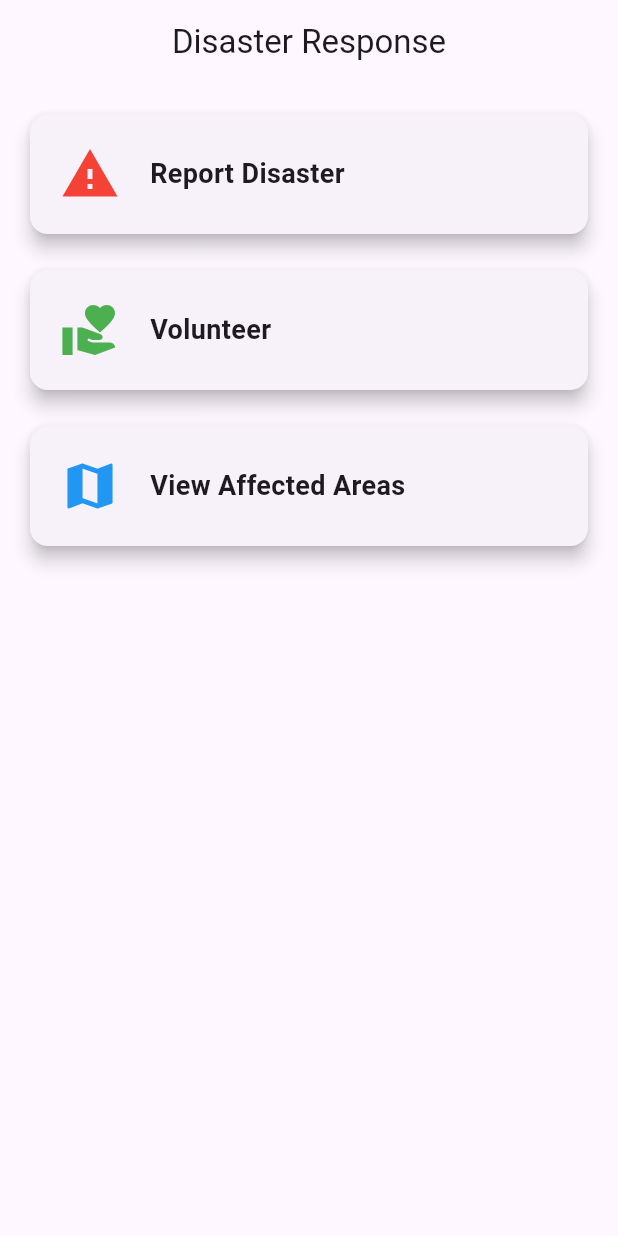
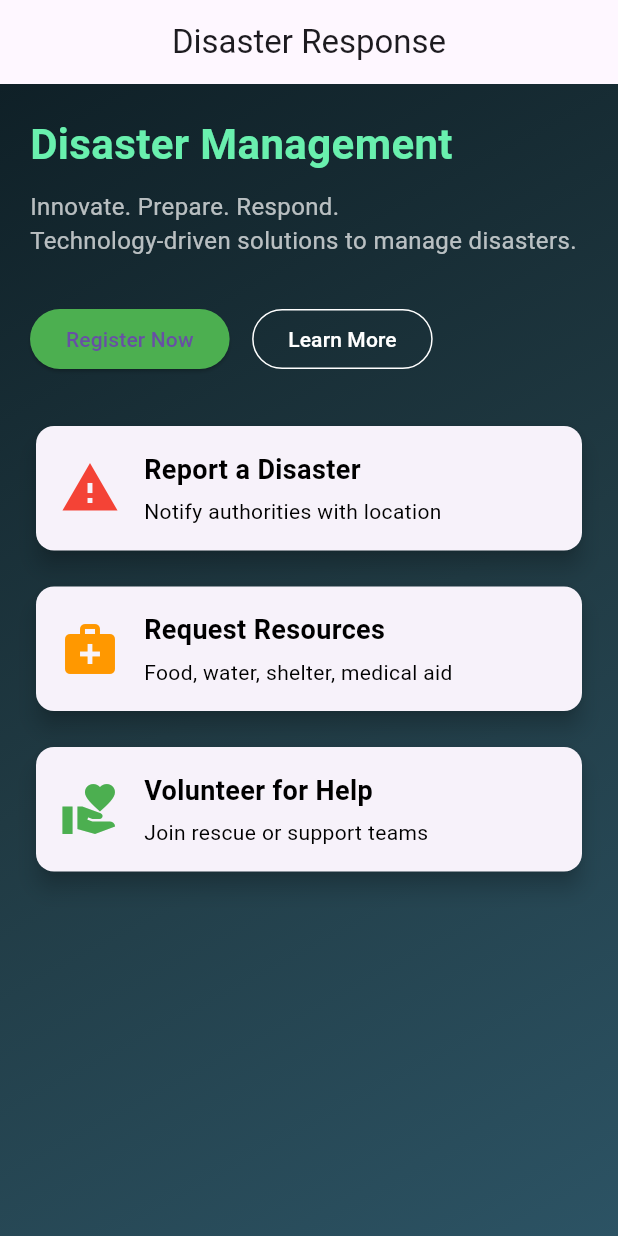
Before and after one commit to Piyush-smile01/Disaster_Response_Application, a Flutter app: the screen it shows after launch, on a phone screen of 412 x 824 dp. Run offline on Flutter 3.47's test engine with Material 3 defaults, Android fonts, the phone set to English and light mode, and no system bars.

Commit message:
Pages are added

```diff
--- a/lib/main.dart
+++ b/lib/main.dart
@@ -1,4 +1,11 @@
+// ignore_for_file: unused_import
+
 import 'package:flutter/material.dart';
+import 'screens/report_disaster_screen.dart';
+import 'screens/resource_request_screen.dart';
+import 'screens/volunteer_screen.dart';
+import 'screens/register_screen.dart';
+// import 'screens/map_screen.dart';
 
 void main() {
   runApp(const DisasterApp());
@@ -30,66 +37,189 @@ class HomeScreen extends StatelessWidget {
         title: const Text('Disaster Response'),
         centerTitle: true,
       ),
-      body: Padding(
-  padding: const EdgeInsets.all(16),
+      body: Container(
+  width: double.infinity,
+  height: double.infinity,
+  decoration: const BoxDecoration(
+    gradient: LinearGradient(
+      colors: [
+        Color(0xFF0F2027),
+        Color(0xFF203A43),
+        Color(0xFF2C5364),
+      ],
+      begin: Alignment.topLeft,
+      end: Alignment.bottomRight,
+    ),
+  ),
+  child: SingleChildScrollView(
+    padding: const EdgeInsets.all(20),
     child: Column(
-    crossAxisAlignment: CrossAxisAlignment.stretch,
+      crossAxisAlignment: CrossAxisAlignment.start,
       children: [
-      ActionCard(
-        icon: Icons.warning,
-        title: 'Report Disaster',
-        color: Colors.red,
-      ),
-      const SizedBox(height: 16),
-      ActionCard(
-        icon: Icons.volunteer_activism,
-        title: 'Volunteer',
-        color: Colors.green,
-      ),
-      const SizedBox(height: 16),
-      ActionCard(
-        icon: Icons.map,
-        title: 'View Affected Areas',
-        color: Colors.blue,
-      ),
+        _buildHeader(),
+        const SizedBox(height: 30),
+        _buildButtons(context),
+        const SizedBox(height: 30),
+        _buildActionCards(context),
       ],
     ),
   ),
-
+      ),
     );
   }
 }
-class ActionCard extends StatelessWidget {
+Widget _buildHeader() {
+  return Column(
+    crossAxisAlignment: CrossAxisAlignment.start,
+    children: const [
+      Text(
+        'Disaster Management',
+        style: TextStyle(
+          color: Colors.greenAccent,
+          fontSize: 28,
+          fontWeight: FontWeight.bold,
+        ),
+      ),
+      SizedBox(height: 10),
+      Text(
+        'Innovate. Prepare. Respond.\nTechnology-driven solutions to manage disasters.',
+        style: TextStyle(
+          color: Colors.white70,
+          fontSize: 16,
+        ),
+      ),
+    ],
+  );
+}
+Widget _buildButtons(BuildContext context) {
+  return Row(
+    children: [
+      ElevatedButton(
+        onPressed: () {
+          Navigator .push(
+            context,
+            MaterialPageRoute(builder: (context) => const RegisterScreen(),
+            ),
+          );
+        },
+        style: ElevatedButton.styleFrom(
+          backgroundColor: Colors.green,
+        ),
+        child: const Text('Register Now'),
+      ),
+      const SizedBox(width: 15),
+      OutlinedButton(
+        onPressed: () {},
+        style: OutlinedButton.styleFrom(
+          foregroundColor: Colors.white,
+          side: const BorderSide(color: Colors.white),
+        ),
+        child: const Text('Learn More'),
+      ),
+    ],
+  );
+}
+Widget _buildActionCards(BuildContext context) {
+  return Column(
+    children:  [
+      FeatureCard(
+  title: 'Report a Disaster',
+  subtitle: 'Notify authorities with location',
+  icon: Icons.warning,
+  color: Colors.red,
+  onTap: () {
+    Navigator.push(
+      context,
+      MaterialPageRoute(
+        builder: (context) => const ReportDisasterScreen(),
+      ),
+    );
+  },
+),
+      SizedBox(height: 16),
+      FeatureCard(
+  title: 'Request Resources',
+  subtitle: 'Food, water, shelter, medical aid',
+  icon: Icons.medical_services,
+  color: Colors.orange,
+  onTap: () {
+    Navigator.push(
+      context,
+      MaterialPageRoute(
+        builder: (context) => const ResourceRequestScreen(),
+      ),
+    );
+  },
+),
+      SizedBox(height: 16),
+     FeatureCard(
+  title: 'Volunteer for Help',
+  subtitle: 'Join rescue or support teams',
+  icon: Icons.volunteer_activism,
+  color: Colors.green,
+  onTap: () {
+    Navigator.push(
+      context,
+      MaterialPageRoute(
+        builder: (context) => const VolunteerScreen(),
+      ),
+    );
+  },
+),
+    ],
+  );
+}
+class FeatureCard extends StatelessWidget {
+  final String title;
+  final String subtitle;
   final IconData icon;
-  final String title;
   final Color color;
+  final VoidCallback onTap;
 
-  const ActionCard({
+  const FeatureCard({
     super.key,
+    required this.title,
+    required this.subtitle,
     required this.icon,
-    required this.title,
     required this.color,
+    required this.onTap,
   });
 
 @override
 Widget build(BuildContext context) {
   return InkWell(
-  onTap: () {
-    // navigation will come here
-  },
+    onTap: onTap,
     child: Card(
-    elevation: 5,
+      elevation: 6,
+      shape: RoundedRectangleBorder(
+        borderRadius: BorderRadius.circular(12),
+      ),
       child: Padding(
-        padding: const EdgeInsets.all(20),
+        padding: const EdgeInsets.all(16),
         child: Row(
           children: [
-            Icon(icon, size: 40, color: color),
-            const SizedBox(width: 20),
+            Icon(icon, color: color, size: 40),
+            const SizedBox(width: 16),
+            Expanded(
+              child: Column(
+                crossAxisAlignment: CrossAxisAlignment.start,
+                children: [
                   Text(
                     title,
                     style: const TextStyle(
+                      color: Colors.black,
                       fontSize: 18,
                       fontWeight: FontWeight.bold,
+                    ),
+                  ),
+                  const SizedBox(height: 5),
+                  Text(
+                    subtitle,
+                    style: const TextStyle(
+                      color: Colors.black,
+                    ),
+                  ),
+                ],
               ),
             ),
           ],
```
Also changed, not shown: lib/screens/register_screen.dart (added, +77 -0 lines), lib/screens/report_disaster_screen.dart (added, +38 -0 lines), lib/screens/resource_request_screen.dart (added, +36 -0 lines), lib/screens/volunteer_screen.dart (added, +37 -0 lines), lib/screens/map_screen.dart (added). Lines whose indentation alone changed are shown as unchanged.
